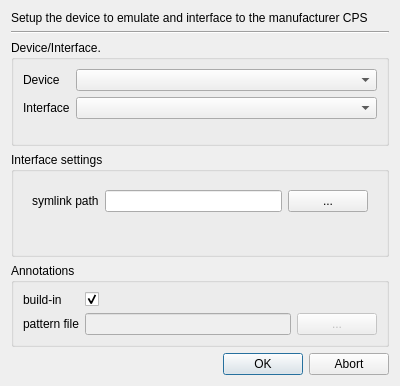
Qt form src/setupdialog.ui (dmr-tools/anytone-emu) before a commit.
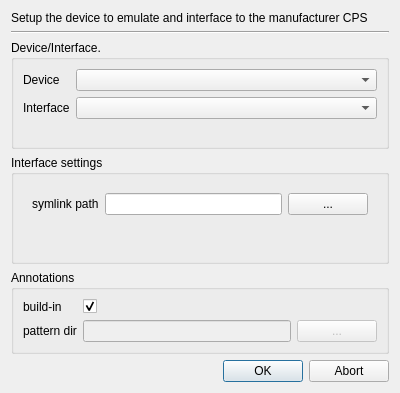
The same form after that commit.

What changed in the file:
```diff
--- a/src/setupdialog.ui
+++ b/src/setupdialog.ui
@@ -7,7 +7,7 @@
     <x>0</x>
     <y>0</y>
     <width>400</width>
-    <height>386</height>
+    <height>393</height>
    </rect>
   </property>
   <property name="windowTitle">
@@ -176,7 +176,7 @@
       <item row="1" column="0">
        <widget class="QLabel" name="label_5">
         <property name="text">
-         <string>pattern file</string>
+         <string>pattern dir</string>
         </property>
        </widget>
       </item>
```
Left out of the diff: 6 changed lines with no effect on the pictures.
